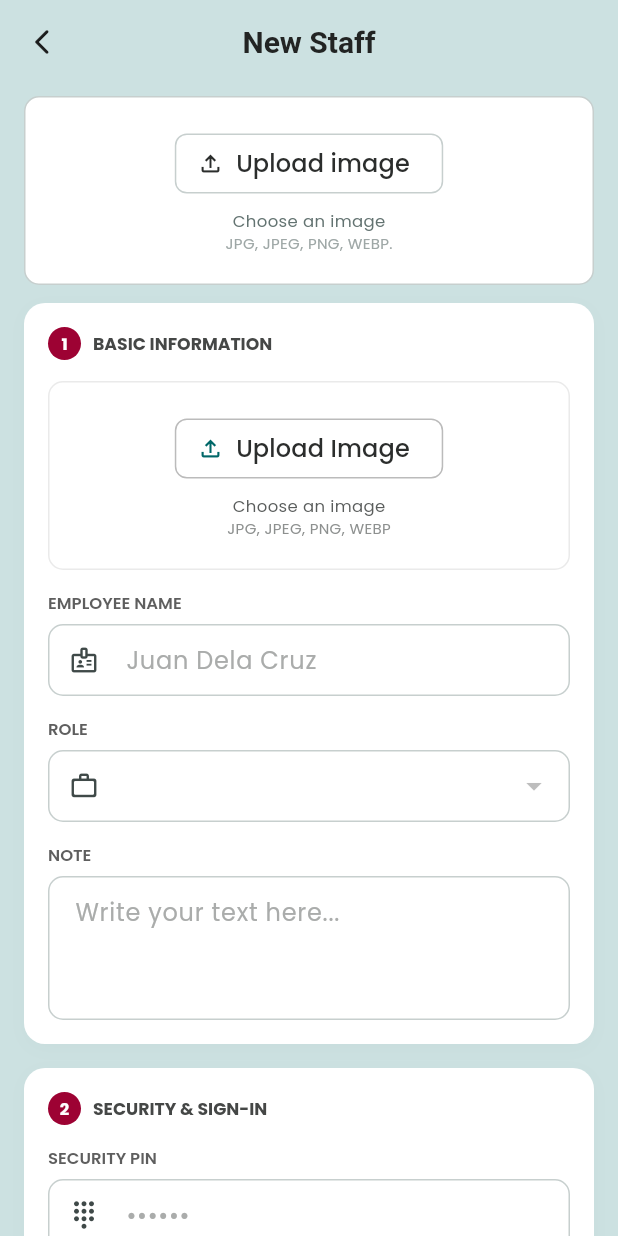
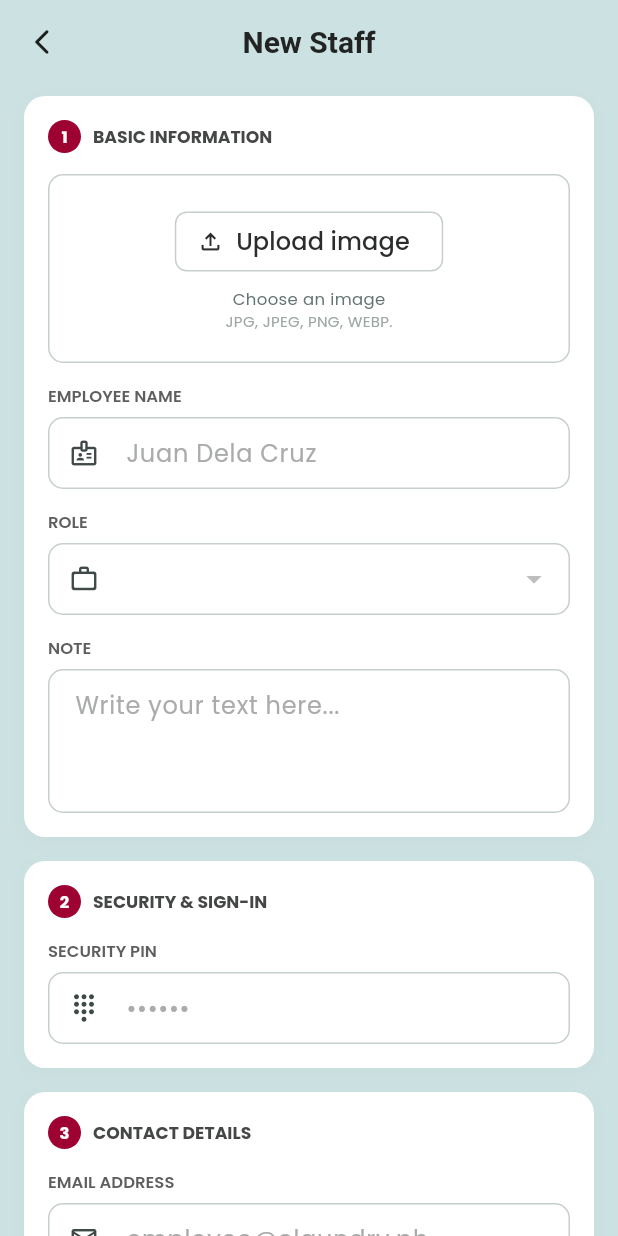
Before and after one commit to Kuroishin-beep/eLaundry, a Flutter app: the EditStaffScreen screen opened directly, on a phone screen of 412 x 824 dp. Run offline on Flutter 3.47's test engine with Material 3 defaults, Android fonts, the phone set to English and light mode, and no system bars; our stand-ins replace cloud_firestore, firebase_auth, firebase_core, firebase_storage, fl_chart, flutter_svg and 3 more; missing offline and left inert: flutter_iconpicker; accounts and stored records are empty.

Commit message:
update employee permissions

```diff
--- a/elaundry_app/lib/controllers/employee_controller.dart
+++ b/elaundry_app/lib/controllers/employee_controller.dart
@@ -111,6 +111,7 @@ class EmployeeController {
     await _userProfile(uid).set({
       'storeId': await _storeId,
       'role': saved.role,
+      'record_type': 'employee',
       'role_permissions': role.docs.first.data()['permissions'] ?? {},
     }, SetOptions(merge: true));
     return saved;
@@ -131,6 +132,7 @@ class EmployeeController {
     await _userProfile(employee.id).set({
       'storeId': await _storeId,
       'role': employee.role,
+      'record_type': 'employee',
       'role_permissions': role.docs.first.data()['permissions'] ?? {},
     }, SetOptions(merge: true));
   }
@@ -142,6 +144,7 @@ class EmployeeController {
     await _userProfile(employeeId).set({
       'storeId': null,
       'role': null,
+      'record_type': 'employee',
       'role_permissions': const {},
     }, SetOptions(merge: true));
   }
--- a/elaundry_app/lib/models/user_model.dart
+++ b/elaundry_app/lib/models/user_model.dart
@@ -9,6 +9,7 @@ class UserModel {
   final DateTime? createdAt;
   final String? storeId;
   final String? role;
+  final String? recordType;
   final RolePermissions permissions;
 
   UserModel({
@@ -20,6 +21,7 @@ class UserModel {
     this.createdAt,
     this.storeId,
     this.role,
+    this.recordType,
     this.permissions = const RolePermissions(),
   });
 
@@ -33,6 +35,7 @@ class UserModel {
       'createdAt': createdAt?.toIso8601String(),
       'storeId': storeId,
       'role': role,
+      'record_type': recordType,
       'role_permissions': permissions.toMap(),
     };
   }
@@ -48,6 +51,7 @@ class UserModel {
           map['createdAt'] != null ? DateTime.tryParse(map['createdAt']) : null,
       storeId: map['storeId'] as String?,
       role: map['role'] as String?,
+      recordType: map['record_type'] as String?,
       permissions: RolePermissions.fromMap(
         map['role_permissions'] as Map<String, dynamic>?,
       ),
--- a/elaundry_app/lib/views/employee/staffs/edit_staff_screen.dart
+++ b/elaundry_app/lib/views/employee/staffs/edit_staff_screen.dart
@@ -144,65 +144,16 @@ class _EditStaffScreenState extends State<EditStaffScreen> {
                 child: Column(
                   crossAxisAlignment: CrossAxisAlignment.stretch,
                   children: [
-                    ImageUploadField(
-                      folder: 'entities',
-                      initialUrl: _imageUrl,
-                      onChanged: (value) => _imageUrl = value,
-                    ),
-                    const SizedBox(height: 12),
                     // --- 1. BASIC INFORMATION ---
                     StaffSectionCard(
                       stepNumber: '1',
                       title: 'BASIC INFORMATION',
                       children: [
                         // Image Upload Area
-                        Container(
-                          width: double.infinity,
-                          padding: const EdgeInsets.symmetric(vertical: 20),
-                          decoration: BoxDecoration(
-                            color: Colors.white,
-                            borderRadius: BorderRadius.circular(10),
-                            border: Border.all(color: AppColors.neutral[500]!),
-                          ),
-                          child: Column(
-                            children: [
-                              OutlinedButton.icon(
-                                onPressed: () {},
-                                style: OutlinedButton.styleFrom(
-                                  backgroundColor: Colors.white,
-                                  side: BorderSide(
-                                    color: AppColors.neutral[600]!,
-                                  ),
-                                  shape: RoundedRectangleBorder(
-                                    borderRadius: BorderRadius.circular(8),
-                                  ),
-                                ),
-                                icon: const Icon(
-                                  Icons.file_upload_outlined,
-                                  size: 18,
-                                ),
-                                label: const Text(
-                                  'Upload Image',
-                                  style: TextStyle(color: Color(0xFF2B2D2C)),
-                                ),
-                              ),
-                              const SizedBox(height: 6),
-                              Text(
-                                'Choose an image',
-                                style: TextStyle(
-                                  fontSize: 11,
-                                  color: AppColors.secondary[600],
-                                ),
-                              ),
-                              Text(
-                                'JPG, JPEG, PNG, WEBP',
-                                style: TextStyle(
-                                  fontSize: 10,
-                                  color: AppColors.secondary[400],
-                                ),
-                              ),
-                            ],
-                          ),
+                        ImageUploadField(
+                          folder: 'entities',
+                          initialUrl: _imageUrl,
+                          onChanged: (value) => _imageUrl = value,
                         ),
                         const SizedBox(height: 14),
 
```
Also changed, not shown: elaundry_app/lib/controllers/auth_controller.dart (+23 -12 lines), elaundry_app/lib/controllers/order_controller.dart (+28 -22 lines), elaundry_app/lib/controllers/report_controller.dart (+17 -20 lines), elaundry_app/lib/controllers/settings_controller.dart (+5 -13 lines), elaundry_app/lib/controllers/shift_controller.dart (+23 -27 lines), elaundry_app/lib/controllers/transaction_controller.dart (+16 -23 lines), elaundry_app/lib/models/order_models.dart (+39 -9 lines), elaundry_app/lib/views/settings/settings_screen.dart (+28 -11 lines).
